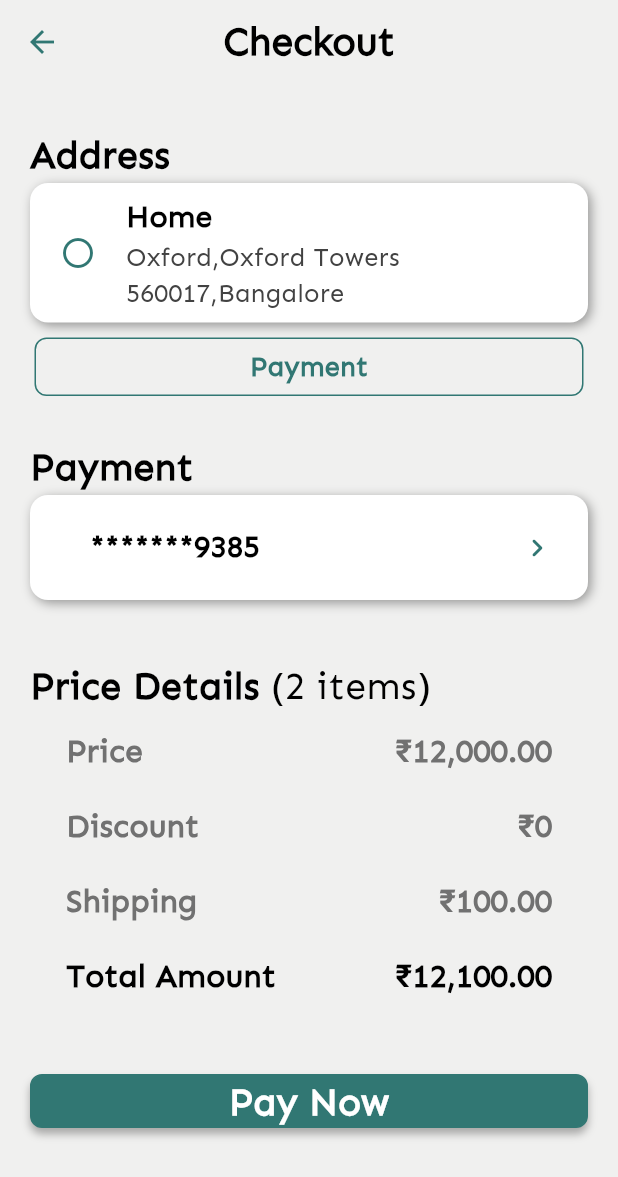
After one commit to fadilameen/Cartify, a Flutter app: the Checkout screen opened directly, on a phone screen of 412 x 824 dp. The commit adds this screen. Shown: the top 1177 px of the screen. Run offline on Flutter 3.47's test engine with Material 3 defaults, Android fonts, the phone set to English and light mode, and no system bars; our stand-ins replace carousel_slider, smooth_page_indicator.

Commit message:
checkout

```diff
--- /dev/null
+++ b/lib/payment/checkout.dart
@@ -0,0 +1,235 @@
+// ignore_for_file: prefer_const_constructors, prefer_const_literals_to_create_immutables
+
+import 'package:flutter/material.dart';
+import 'package:furni/components/custombutton1.dart';
+import 'package:furni/components/customrow.dart';
+import 'package:furni/components/theme.dart';
+
+class Checkout extends StatelessWidget {
+  const Checkout({super.key});
+
+  @override
+  Widget build(BuildContext context) {
+    return Scaffold(
+      appBar: AppBar(
+        centerTitle: true,
+        title: Text(
+          "Checkout",
+          style: TextStyle(fontWeight: FontWeight.bold, fontSize: 26),
+        ),
+      ),
+      body: Padding(
+        padding: const EdgeInsets.symmetric(horizontal: 20, vertical: 10),
+        child: Column(
+          crossAxisAlignment: CrossAxisAlignment.start,
+          children: [
+            SizedBox(height: 20),
+            Text(
+              "Address",
+              style: TextStyle(
+                fontSize: 25,
+                fontWeight: FontWeight.bold,
+                color: Colors.black,
+              ),
+            ),
+            Container(
+              // height: 62,
+              width: MediaQuery.of(context).size.width,
+              decoration: BoxDecoration(
+                borderRadius: BorderRadius.circular(12),
+                color: Colors.white,
+                boxShadow: [
+                  BoxShadow(
+                    color: Colors.black38,
+                    offset: Offset(2, 2),
+                    blurRadius: 6,
+                  ),
+                ],
+              ),
+              child: Padding(
+                padding: const EdgeInsets.all(8.0),
+                child: Row(
+                  children: [
+                    SizedBox(
+                      width: 12,
+                    ),
+                    Icon(
+                      Icons.circle_outlined,
+                      color: primaryColor,
+                    ),
+                    SizedBox(
+                      width: 20,
+                    ),
+                    Column(
+                      crossAxisAlignment: CrossAxisAlignment.start,
+                      mainAxisAlignment: MainAxisAlignment.center,
+                      children: [
+                        Text(
+                          "Home",
+                          style: TextStyle(
+                            fontSize: 20,
+                            fontWeight: FontWeight.bold,
+                            color: Colors.black,
+                          ),
+                        ),
+                        Text(
+                          "Oxford,Oxford Towers",
+                          style: TextStyle(
+                            fontSize: 17,
+                            color: Colors.grey.shade800,
+                          ),
+                        ),
+                        Text(
+                          "560017,Bangalore",
+                          style: TextStyle(
+                            fontSize: 17,
+                            color: Colors.grey.shade800,
+                          ),
+                        ),
+                      ],
+                    )
+                  ],
+                ),
+              ),
+            ),
+            Padding(
+              padding: const EdgeInsets.symmetric(horizontal: 3, vertical: 10),
+              child: GestureDetector(
+                child: Container(
+                  height: 39,
+                  decoration: BoxDecoration(
+                    border: Border.all(color: primaryColor),
+                    borderRadius: BorderRadius.circular(8),
+                  ),
+                  child: Center(
+                    child: Text(
+                      "Payment",
+                      style: TextStyle(
+                        color: primaryColor,
+                        fontSize: 18,
+                        fontWeight: FontWeight.bold,
+                      ),
+                    ),
+                  ),
+                ),
+              ),
+            ),
+            SizedBox(height: 20),
+            Text(
+              "Payment",
+              style: TextStyle(
+                fontSize: 25,
+                fontWeight: FontWeight.bold,
+                color: Colors.black,
+              ),
+            ),
+            Container(
+              height: 70,
+              width: MediaQuery.of(context).size.width,
+              decoration: BoxDecoration(
+                borderRadius: BorderRadius.circular(12),
+                color: Colors.white,
+                boxShadow: [
+                  BoxShadow(
+                    color: Colors.black38,
+                    offset: Offset(2, 2),
+                    blurRadius: 6,
+                  ),
+                ],
+              ),
+              child: Row(
+                children: [
+                  SizedBox(
+                    width: 40,
+                  ),
+                  Text(
+                    "*******9385",
+                    style: TextStyle(
+                      fontSize: 20,
+                      fontWeight: FontWeight.bold,
+                      color: Colors.black,
+                    ),
+                  ),
+                  Spacer(),
+                  IconButton(
+                    onPressed: () {},
+                    icon: Icon(
+                      Icons.chevron_right_rounded,
+                      color: primaryColor,
+                    ),
+                  ),
+                  SizedBox(
+                    width: 10,
+                  )
+                ],
+              ),
+            ),
+            SizedBox(height: 40),
+            Row(
+              children: [
+                Text(
+                  "Price Details",
+                  style: TextStyle(
+                    fontSize: 25,
+                    fontWeight: FontWeight.bold,
+                    color: Colors.black,
+                  ),
+                ),
+                Text(
+                  " (2 items)",
+                  style: TextStyle(
+                    fontSize: 25,
+                    color: Colors.black,
+                  ),
+                ),
+              ],
+            ),
+            CustomRow(
+              lefttext: 'Price',
+              righttext: "₹12,000.00",
+            ),
+            CustomRow(
+              lefttext: 'Discount',
+              righttext: "₹0",
+            ),
+            CustomRow(
+              lefttext: 'Shipping',
+              righttext: "₹100.00",
+            ),
+            Padding(
+              padding: const EdgeInsets.symmetric(horizontal: 24, vertical: 10),
+              child: Row(
+                mainAxisAlignment: MainAxisAlignment.spaceBetween,
+                children: [
+                  Text(
+                    'Total Amount',
+                    style: TextStyle(
+                        color: Colors.black,
+                        fontSize: 21,
+                        fontWeight: FontWeight.bold),
+                  ),
+                  Text(
+                    "₹12,100.00",
+                    style: TextStyle(
+                        color: Colors.black,
+                        fontSize: 21,
+                        fontWeight: FontWeight.bold),
+                  )
+                ],
+              ),
+            ),
+            SizedBox(
+              height: 40,
+            ),
+            CustomButton1(
+              title: "Pay Now",
+              height: 36,
+              backgroundcolor: primaryColor,
+              bordercolor: primaryColor,
+            )
+          ],
+        ),
+      ),
+    );
+  }
+}
--- a/pubspec.yaml
+++ b/pubspec.yaml
@@ -35,6 +35,8 @@ dependencies:
   # The following adds the Cupertino Icons font to your application.
   # Use with the CupertinoIcons class for iOS style icons.
   cupertino_icons: ^1.0.6
+  carousel_slider: ^4.2.1
+  smooth_page_indicator: ^1.1.0
   # google_fonts: ^6.2.1
 
 dev_dependencies:
```
Also changed, not shown: lib/components/productcard.dart (+7 -3 lines), lib/primary/cartpage.dart (+8 -0 lines), lib/primary/homepage.dart (+8 -0 lines), lib/secondary/productview.dart (+440 -0 lines), assets/images/alen.png (added), assets/images/banner1.png (added), assets/images/banner2.png (added), assets/images/banner3.png (added), assets/images/tony.png (added), lib/payment/changeaddress.dart (added), lib/payment/paymentsettings.dart (added), pubspec.lock.
